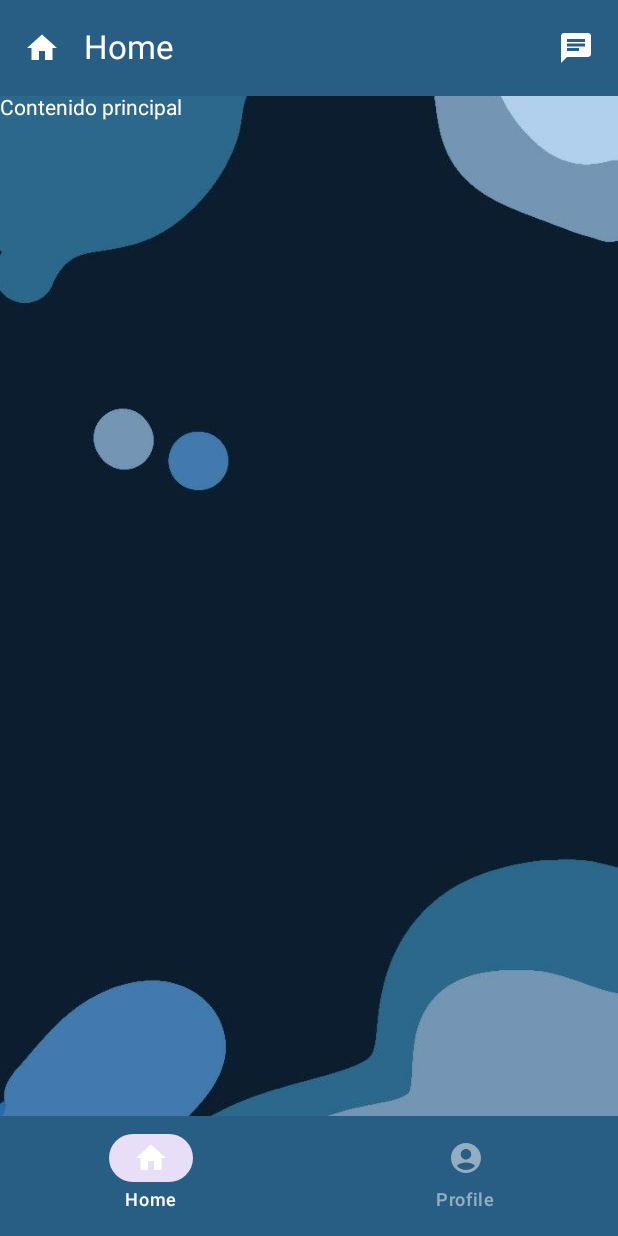
After one commit to ChristianRegla/Harmony_Proyecto, an Android app built with Jetpack Compose: the HomeScreen screen opened through its navigation route, on a phone screen of 412 x 824 dp. The commit adds this screen. Run offline under Robolectric (Android 15) with nearby library versions, the phone set to English and light mode, and no system bars; our stand-ins replace Firebase (no records; nobody signed in at launch, a user with empty details on screens opened directly), accompanist, constraintlayout-compose; libraries missing offline, so code that uses them is left out: com.google.accompanist.navigation.

Commit message:
Created the home floder and all the files required so the HomeScreen can work well

```diff
--- /dev/null
+++ b/app/src/main/java/com/example/harmony/ui/home/ChatScreen.kt
@@ -0,0 +1,4 @@
+package com.example.harmony.ui.home
+
+class ChatScreen {
+}
--- /dev/null
+++ b/app/src/main/java/com/example/harmony/ui/home/HomeScreen.kt
@@ -0,0 +1,157 @@
+package com.example.harmony.ui.home
+
+import androidx.compose.foundation.Image
+import androidx.compose.foundation.border
+import androidx.compose.foundation.layout.Box
+import androidx.compose.foundation.layout.Column
+import androidx.compose.foundation.layout.Row
+import androidx.compose.foundation.layout.Spacer
+import androidx.compose.foundation.layout.fillMaxSize
+import androidx.compose.foundation.layout.fillMaxWidth
+import androidx.compose.foundation.layout.height
+import androidx.compose.foundation.layout.padding
+import androidx.compose.foundation.shape.RoundedCornerShape
+import androidx.compose.material.icons.Icons
+import androidx.compose.material.icons.filled.AccountCircle
+import androidx.compose.material.icons.filled.Chat
+import androidx.compose.material.icons.filled.Home
+import androidx.compose.material3.*
+import androidx.compose.runtime.Composable
+import androidx.compose.runtime.rememberCoroutineScope
+import androidx.compose.ui.Alignment
+import androidx.compose.ui.Modifier
+import androidx.compose.ui.draw.alpha
+import androidx.compose.ui.focus.focusModifier
+import androidx.compose.ui.graphics.Color
+import androidx.compose.ui.layout.ContentScale
+import androidx.compose.ui.res.painterResource
+import androidx.compose.ui.tooling.preview.Preview
+import androidx.compose.ui.unit.dp
+import androidx.navigation.NavHostController
+import androidx.navigation.compose.rememberNavController
+import com.example.harmony.R
+import com.example.harmony.ui.theme.BlueDark
+import kotlinx.coroutines.launch
+
+@OptIn(ExperimentalMaterial3Api::class)
+@Composable
+fun HomeScreen(navController: NavHostController, homeViewModel: HomeViewModel) {
+    // Controlador del Drawer
+    val drawerState = rememberDrawerState(initialValue = DrawerValue.Closed)
+    val scope = rememberCoroutineScope()
+
+    ModalNavigationDrawer(
+        drawerState = drawerState,
+        drawerContent = {
+            DrawerContent(navController)
+        }
+    ) {
+        Box(modifier = Modifier.fillMaxSize()) {
+            Image(
+                painter = painterResource(id = R.drawable.background_inicio),
+                contentDescription = "Background Image",
+                modifier = Modifier.fillMaxSize(),
+                contentScale = ContentScale.Crop
+            )
+
+            Scaffold(
+                topBar = {
+                    TopAppBar(
+                        title = {
+                            Row(
+                                modifier = Modifier.fillMaxWidth(),
+                                verticalAlignment = Alignment.CenterVertically
+                            ) {
+                                Text(
+                                    "Home",
+                                    color = Color.White,
+                                    modifier = Modifier.align(Alignment.CenterVertically)
+                                )
+                            }
+                        },
+                        colors = TopAppBarDefaults.topAppBarColors(containerColor = BlueDark),
+                        navigationIcon = {
+                            IconButton(onClick = { scope.launch { drawerState.open() } }) {
+                                Icon(imageVector = Icons.Filled.Home, contentDescription = "Menu", tint = Color.White)
+                            }
+                        },
+                        actions = {
+                            IconButton(onClick = { navController.navigate("chat") }) {
+                                Icon(imageVector = Icons.Filled.Chat, contentDescription = "Chat", tint = Color.White)
+                            }
+                        }
+                    )
+                },
+                bottomBar = {
+                    NavigationBar(containerColor = BlueDark) {
+                        NavigationBarItem(
+                            icon = { Icon(imageVector = Icons.Filled.Home, contentDescription = "Home", tint = Color.White) },
+                            label = { Text("Home", color = Color.White) },
+                            selected = true,
+                            onClick = {},
+                        )
+                        NavigationBarItem(
+                            icon = { Icon(imageVector = Icons.Filled.AccountCircle, contentDescription = "Profile", tint = Color.White, modifier = Modifier.alpha(0.5f)) },
+                            label = { Text("Profile", color = Color.White, modifier = Modifier.alpha(0.5f)) },
+                            selected = false,
+                            onClick = {}
+                        )
+                    }
+                },
+                containerColor = Color.Transparent, // haz el scaffold transparente
+                contentColor = Color.White // Ajusta el color del contenido si es necesario
+            ) { paddingValues ->
+                // Aquí iría el contenido de la pantalla principal
+                Text(
+                    text = "Contenido principal",
+                    modifier = Modifier.padding(paddingValues)
+                )
+            }
+        }
+    }
+}
+
+@Composable
+fun DrawerContent(navController: NavHostController) {
+    // Opciones del menú lateral
+    Column(modifier = Modifier.padding(16.dp)) {
+        TextButton(
+            onClick = { navController.navigate("profile") },
+            modifier = Modifier
+                .fillMaxWidth()
+                .border(1.dp, Color.Gray, RoundedCornerShape(8.dp))
+                .padding(16.dp) // Este es el espacio interno
+        ) {
+            Icon(imageVector = Icons.Filled.AccountCircle, contentDescription = "Profile", modifier = Modifier.padding(end = 8.dp))
+            Text(
+                text = "Perfil",
+                color = Color(0xFF295E84),
+                style = MaterialTheme.typography.bodyLarge
+            )
+        }
+        // Espacio entre las opciones
+        Spacer(modifier = Modifier.height(16.dp))
+
+        TextButton(
+            onClick = { navController.navigate("settings") },
+            modifier = Modifier
+                .fillMaxWidth()
+                .border(1.dp, Color.Gray, RoundedCornerShape(8.dp))
+                .padding(16.dp) // Este es el espacio interno
+
+        ) {
+            Text(
+                text = "Configuración",
+                color = Color(0xFF295E84),
+                style = MaterialTheme.typography.bodyLarge
+            )
+        }
+    }
+}
+
+@Preview(showBackground = true)
+@Composable
+fun DefaultPreview() {
+    val navController = rememberNavController()
+    HomeScreen(navController = navController, homeViewModel = HomeViewModel())
+}
--- /dev/null
+++ b/app/src/main/java/com/example/harmony/ui/home/HomeViewModel.kt
@@ -0,0 +1,15 @@
+package com.example.harmony.ui.home
+
+import androidx.lifecycle.ViewModel
+import kotlinx.coroutines.flow.MutableStateFlow
+import kotlinx.coroutines.flow.StateFlow
+
+class HomeViewModel : ViewModel() {
+
+    private val _currentTitle = MutableStateFlow("Inicio")
+    val currentTitle: StateFlow<String> = _currentTitle
+
+    fun updateTitle(newTitle: String) {
+        _currentTitle.value = newTitle
+    }
+}
--- a/app/src/main/java/com/example/harmony/ui/login/LoginActivity.kt
+++ b/app/src/main/java/com/example/harmony/ui/login/LoginActivity.kt
@@ -6,9 +6,10 @@ import androidx.activity.compose.setContent
 import androidx.activity.viewModels
 import androidx.compose.animation.AnimatedContentTransitionScope.SlideDirection
 import androidx.compose.animation.ExperimentalAnimationApi
-import androidx.navigation.compose.NavHost
 import androidx.navigation.compose.composable
 import androidx.navigation.compose.rememberNavController
+import com.example.harmony.ui.home.HomeScreen
+import com.example.harmony.ui.home.HomeViewModel
 import com.example.harmony.ui.signup.SignUpScreen
 import com.google.accompanist.navigation.animation.AnimatedNavHost
 
@@ -48,6 +49,9 @@ class LoginActivity : ComponentActivity() {
                         onNavigateToMain = { navController.navigate("main") }
                     )
                 }
+                composable("main"){
+                    HomeScreen(navController = navController, homeViewModel = HomeViewModel())
+                }
             }
         }
     }
--- a/app/src/main/java/com/example/harmony/ui/signup/SignUpScreen.kt
+++ b/app/src/main/java/com/example/harmony/ui/signup/SignUpScreen.kt
@@ -139,7 +139,7 @@ fun SignUpScreen(
                 .padding(start = 32.dp, end = 32.dp)
         ) {
             Text(
-                text = stringResource(id = R.string.login), color = Color.White,
+                text = stringResource(id = R.string.sign_up), color = Color.White,
             )
         }
 
@@ -198,7 +198,7 @@ fun SignUpScreen(
 
         // Texto de crear una cuenta
         Text(
-            text = stringResource(id = R.string.No_tienes_cuenta),
+            text = stringResource(id = R.string.Ya_tienes_cuenta),
             color = Color.White,
             modifier = Modifier.constrainAs(signUpText) {
                 bottom.linkTo(parent.bottom, margin = 15.dp)
--- /dev/null
+++ b/app/src/main/java/com/example/harmony/ui/theme/Color.kt
@@ -0,0 +1,11 @@
+package com.example.harmony.ui.theme
+
+import androidx.compose.ui.graphics.Color
+
+val BlueDark = Color(0xFF295E84)
+val BlueMedium = Color(0xFF377BAC)
+val BlueLight = Color(0xFF2E4CA6)
+val BlueNavy = Color(0xFF15338E)
+val Magenta = Color(0xFFC24695)
+val Purple = Color(0xFF972CA1)
+val PurpleDark = Color(0xFF54175A)
--- a/app/src/main/res/values/strings.xml
+++ b/app/src/main/res/values/strings.xml
@@ -1,6 +1,6 @@
 <resources>
     <!-- Estos son más que nada para el login y registro -->
-    <string name="app_name" translatable="false">Harmony</string>
+    <string name="app_name">Harmony</string>
     <string name="email">Correo</string>
     <string name="user_name">Usuario</string>
     <string name="password">Contraseña</string>
```
Also changed, not shown: app/build.gradle.kts (+9 -0 lines), app/src/main/java/com/example/harmony/ui/home/BottomNavBar.kt (added, +47 -0 lines), app/src/main/java/com/example/harmony/ui/home/HomeActivity.kt (added, +29 -0 lines), app/src/main/java/com/example/harmony/ui/home/SideDrawer.kt (added, +28 -0 lines), app/src/main/java/com/example/harmony/ui/home/TopBar.kt (added, +34 -0 lines), app/src/main/java/com/example/harmony/ui/theme/Theme.kt (added, +28 -0 lines), app/src/main/java/com/example/harmony/ui/theme/Type.kt (added, +14 -0 lines).
